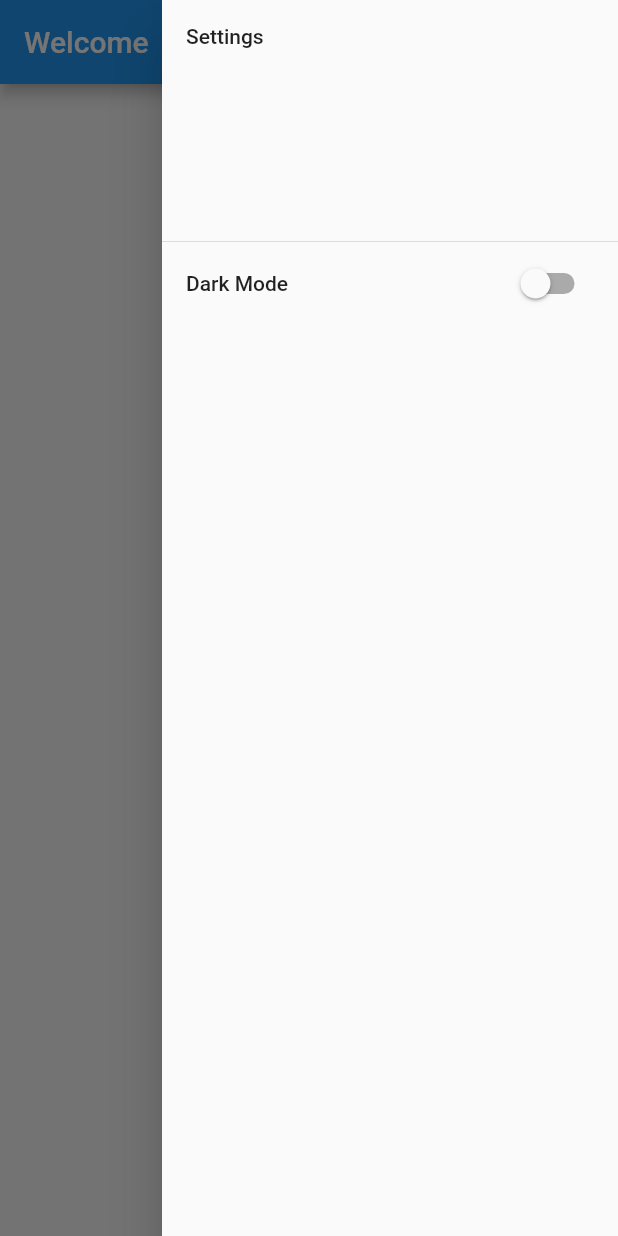
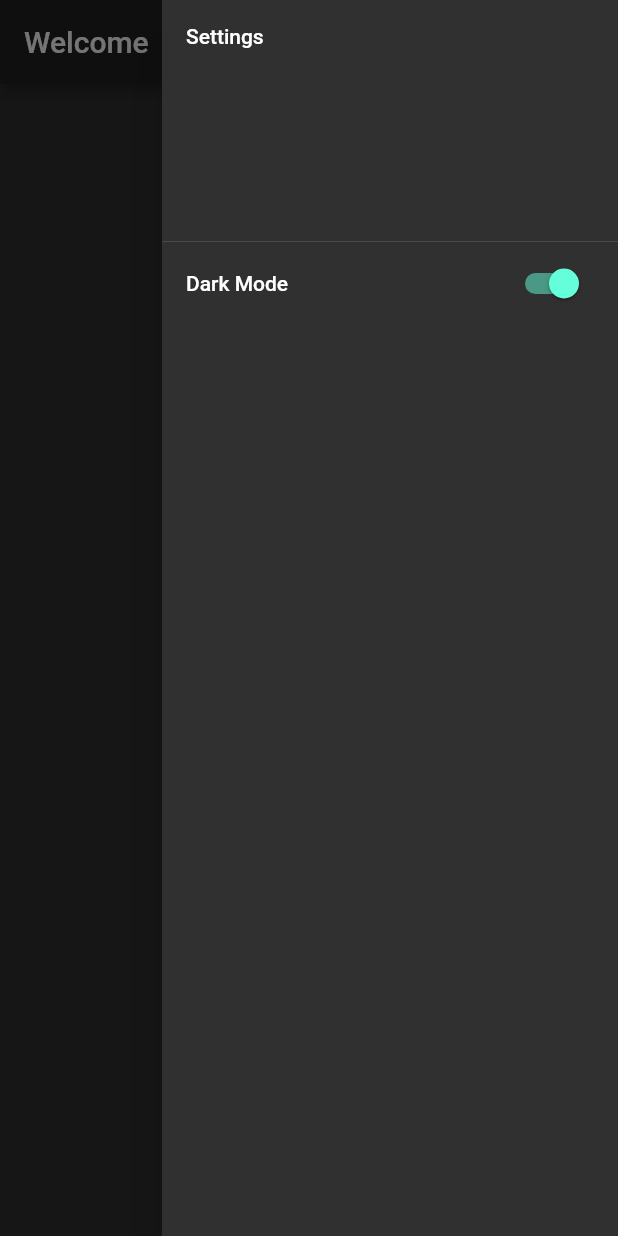
Before and after one commit to WChauKS/Flutter-Journal-App, a Flutter app: the screen it shows after launch, in the side drawer, after a tap on "Dark Mode", on a phone screen of 412 x 824 dp. Run offline on Flutter 3.47's test engine with Material 2 defaults, Android fonts, the phone set to English and light mode, and no system bars; our stand-ins replace shared_preferences, sqflite; accounts and stored records are empty; statements that could not run were skipped.

Commit message:
fixed changing from light to dark modes
also added persistence from force closing the app

```diff
--- a/lib/app.dart
+++ b/lib/app.dart
@@ -1,9 +1,8 @@
 import 'package:flutter/material.dart';
-import 'package:journal/screens/new_entry.dart';
-import 'package:journal/widgets/themes.dart';
-import 'package:shared_preferences/shared_preferences.dart';
+import 'screens/new_entry.dart';
 import 'screens/welcome.dart';
 import 'screens/journal_entries.dart';
+import 'widgets/themes.dart';
 
 class App extends StatefulWidget {
 
@@ -18,12 +17,11 @@ class App extends StatefulWidget {
 }
 
 class _AppState extends State<App> {
-
   @override
   Widget build(BuildContext context) {
     return MaterialApp(
         title: 'Journal',
-        theme: lightMode,
+        theme: ThemeSwitcher.of(context).curTheme,
         routes: App.routes
     );
   }
--- a/lib/db/database_manager.dart
+++ b/lib/db/database_manager.dart
@@ -1,6 +1,6 @@
+import 'package:flutter/services.dart';
 import 'package:sqflite/sqflite.dart';
 import 'journal_entry_dto.dart';
-import 'package:flutter/services.dart';
 import '../models/entry.dart';
 
 const SQL_CREATE_SCHEMA = 'assets/sql_create_schema.txt';
--- a/lib/main.dart
+++ b/lib/main.dart
@@ -3,7 +3,7 @@ import 'package:flutter/services.dart';
 import 'package:shared_preferences/shared_preferences.dart';
 import 'app.dart';
 import 'db/database_manager.dart';
-
+import 'widgets/themes.dart';
 
 void main() async {
   WidgetsFlutterBinding.ensureInitialized();
@@ -13,5 +13,8 @@ void main() async {
     DeviceOrientation.portraitUp
   ]);
   await DatabaseManager.initialize();
-  runApp(App());
+  SharedPreferences prefs = await SharedPreferences.getInstance();
+  ThemeData theme = (prefs.getBool('isDark') ?? false) ? darkMode: lightMode;
+  print(prefs.getBool('isDark'));
+  runApp(ThemeSwitcherWidget(initTheme: theme, child: App()));
 }
--- a/lib/models/entry.dart
+++ b/lib/models/entry.dart
@@ -1,10 +1,10 @@
-// Model Class for Journal Entry
+// MODEL CLASS FOR ENTRY
 
 class Entry {
   final int id;
   final String title;
   final String body;
-  final String rating;
+  final int rating;
   final DateTime date;
 
   Entry({this.id, this.title,  this.body, this.rating, this.date});
--- a/lib/models/journal.dart
+++ b/lib/models/journal.dart
@@ -1,3 +1,5 @@
+// MODEL CLASS FOR JOURNAL
+
 import 'entry.dart';
 
 class Journal {
--- a/lib/widgets/settings_drawer.dart
+++ b/lib/widgets/settings_drawer.dart
@@ -1,5 +1,4 @@
 import 'package:flutter/material.dart';
-import 'package:journal/main.dart';
 import 'package:journal/widgets/themes.dart';
 import 'package:shared_preferences/shared_preferences.dart';
 
@@ -22,28 +21,47 @@ class SettingsDrawer extends StatelessWidget {
 }
 
 class ToggleDarkMode extends StatefulWidget {
-
   @override
   _ToggleDarkModeState createState() => _ToggleDarkModeState();
 }
 
 class _ToggleDarkModeState extends State<ToggleDarkMode> {
 
-  bool isDark = false;
+  bool isDark;
+
+  void initState() {
+    super.initState();
+    initIsDark();
+  }
+
+  void initIsDark() async {
+    final SharedPreferences prefs = await SharedPreferences.getInstance();
+    setState(() {
+      isDark = prefs.getBool('isDark') ?? false;
+    });
+  }
 
   @override
   Widget build(BuildContext context) {
-
     return SwitchListTile(
       title: Text('Dark Mode'),
       value: isDark,
       onChanged: (value) {
-        setState(() {
-          isDark = value;
-          ThemeHandler(theme: darkMode);
-          ThemeHandler.of(context);
-        });
+        switchTheme(value);
       },
     );
   }
+
+  void switchTheme(bool value) async {
+    setState(() {
+      isDark = value;
+      if(isDark){
+        ThemeSwitcher.of(context).switchTheme(darkMode);
+      } else {
+        ThemeSwitcher.of(context).switchTheme(lightMode);
+      }
+    });
+    final SharedPreferences prefs = await SharedPreferences.getInstance();
+    prefs.setBool('isDark', value);
+  }
 }
--- a/lib/widgets/themes.dart
+++ b/lib/widgets/themes.dart
@@ -1,43 +1,46 @@
 import 'package:flutter/material.dart';
 // followed https://stackoverflow.com/questions/54757480/flutter-dynamic-theming
 
-ThemeData lightMode = ThemeData.light();
-ThemeData darkMode = ThemeData.dark();
+final ThemeData lightMode = ThemeData.light();
+final ThemeData darkMode = ThemeData.dark();
 
-class ThemeHandler extends InheritedWidget {
-  final ThemeData theme;
-  ThemeHandler({this.theme, Widget child}) : super(child: child);
+class ThemeSwitcher extends InheritedWidget {
+  final _ThemeSwitcherWidgetState data;
+
+  const ThemeSwitcher({Key key, this.data, Widget child}) : super(key: key, child: child);
+
+  static _ThemeSwitcherWidgetState of(BuildContext context) {
+    return context.dependOnInheritedWidgetOfExactType<ThemeSwitcher>().data;
+  }
 
   @override
-  bool updateShouldNotify(InheritedWidget oldWidget) => true;
-
-  static ThemeHandler of(BuildContext context) => context.dependOnInheritedWidgetOfExactType<ThemeHandler>();
+  bool updateShouldNotify(ThemeSwitcher oldWidget) => oldWidget != this;
 }
 
-class ThemeHandlerWidget extends StatefulWidget {
+class ThemeSwitcherWidget extends StatefulWidget {
   final ThemeData initTheme;
   final Widget child;
 
-  ThemeHandlerWidget({Key key, this.initTheme, this.child});
+  ThemeSwitcherWidget({Key key, this.initTheme, this.child}) : super(key: key);
 
   @override
-  _ThemeHandlerWidgetState createState() => _ThemeHandlerWidgetState();
+  _ThemeSwitcherWidgetState createState() => _ThemeSwitcherWidgetState();
 }
 
-class _ThemeHandlerWidgetState extends State<ThemeHandlerWidget> {
-  ThemeData theme;
+class _ThemeSwitcherWidgetState extends State<ThemeSwitcherWidget> {
+  ThemeData curTheme;
 
-  void changeTheme(ThemeData newTheme) {
+  void switchTheme(ThemeData newTheme) {
     setState(() {
-      theme = newTheme;
+      curTheme = newTheme;
     });
   }
 
   @override
   Widget build(BuildContext context) {
-    theme = theme ?? widget.initTheme;
-    return ThemeHandler(
-      theme: theme,
+    curTheme = curTheme ?? widget.initTheme;
+    return ThemeSwitcher(
+      data: this,
       child: widget.child,
     );
   }
```
Also changed, not shown: lib/widgets/journal_entry_list_display.dart (+2 -10 lines).
